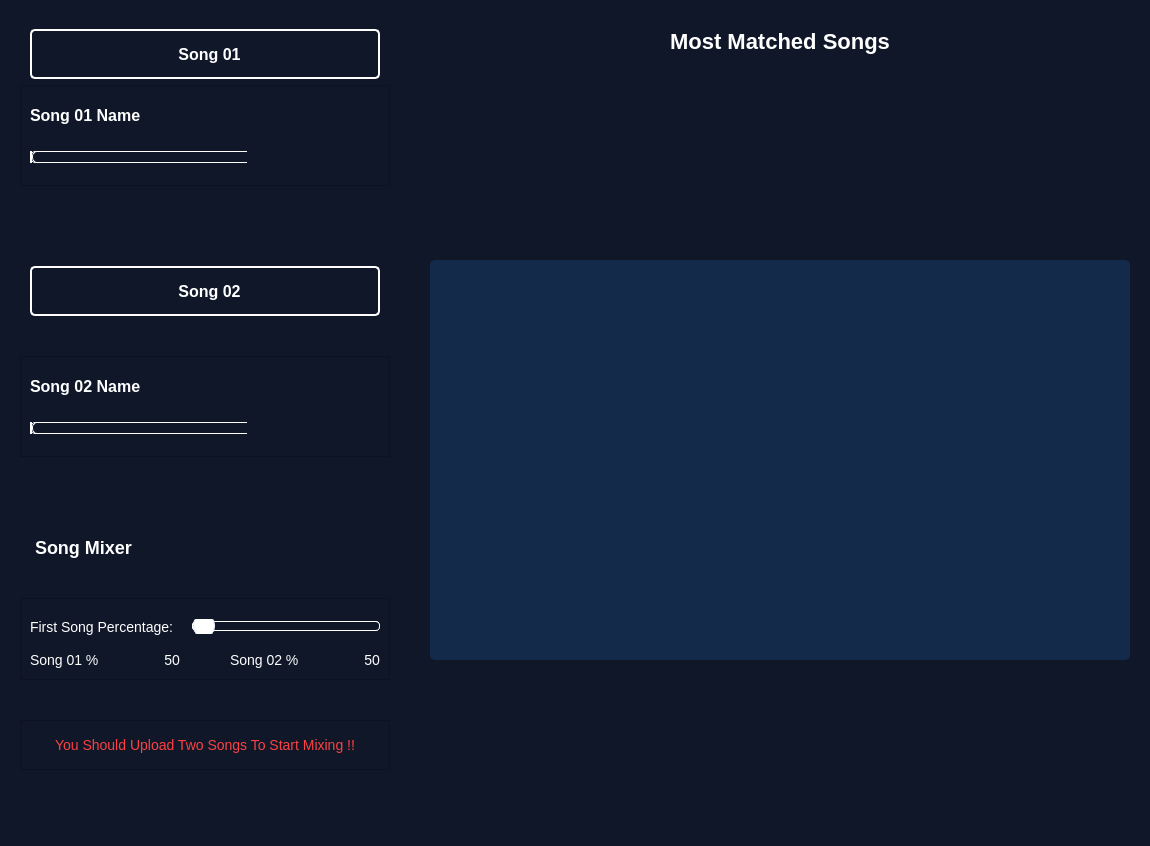
Old version of the form main.ui in the repository Mostafaali3/3azzam-Music-Fingerprints-Matching.
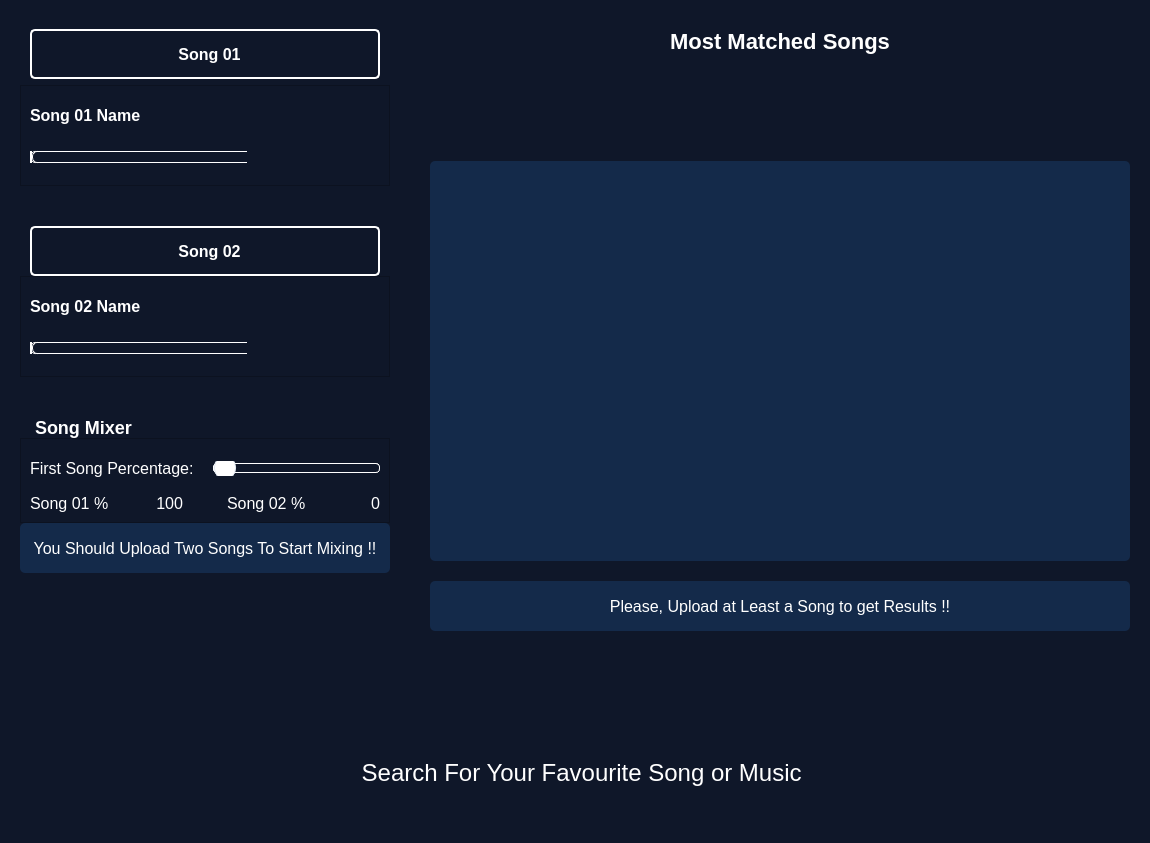
New version of the form. Icons and pictures are not drawn.

What changed in the file:
```diff
--- a/main.ui
+++ b/main.ui
@@ -6,8 +6,8 @@
    <rect>
     <x>0</x>
     <y>0</y>
-    <width>879</width>
-    <height>801</height>
+    <width>1124</width>
+    <height>843</height>
    </rect>
   </property>
   <property name="windowTitle">
@@ -113,10 +113,7 @@
 </string>
   </property>
   <widget class="QWidget" name="centralwidget">
-   <layout class="QHBoxLayout" name="horizontalLayout">
-    <property name="spacing">
-     <number>40</number>
-    </property>
+   <layout class="QGridLayout" name="gridLayout_2">
     <property name="leftMargin">
      <number>20</number>
     </property>
@@ -126,7 +123,10 @@
     <property name="bottomMargin">
      <number>20</number>
     </property>
-    <item>
+    <property name="horizontalSpacing">
+     <number>40</number>
+    </property>
+    <item row="0" column="0">
      <layout class="QVBoxLayout" name="verticalLayout">
       <item>
        <layout class="QVBoxLayout" name="verticalLayout_3">
@@ -573,6 +573,9 @@
               <layout class="QHBoxLayout" name="horizontalLayout_9">
                <item>
                 <widget class="QLabel" name="label_5">
+                 <property name="styleSheet">
+                  <string notr="true">font-size: 16px</string>
+                 </property>
                  <property name="text">
                   <string>First Song Percentage: </string>
                  </property>
@@ -593,6 +596,9 @@
                 <layout class="QHBoxLayout" name="horizontalLayout_12">
                  <item>
                   <widget class="QLabel" name="label_6">
+                   <property name="styleSheet">
+                    <string notr="true">font-size: 16px</string>
+                   </property>
                    <property name="text">
                     <string>Song 01 %</string>
                    </property>
@@ -619,8 +625,11 @@
                      <height>0</height>
                     </size>
                    </property>
+                   <property name="styleSheet">
+                    <string notr="true">font-size: 16px</string>
+                   </property>
                    <property name="text">
-                    <string>50</string>
+                    <string>100</string>
                    </property>
                    <property name="alignment">
                     <set>Qt::AlignRight|Qt::AlignTrailing|Qt::AlignVCenter</set>
@@ -646,6 +655,9 @@
                 <layout class="QHBoxLayout" name="horizontalLayout_10">
                  <item>
                   <widget class="QLabel" name="label_8">
+                   <property name="styleSheet">
+                    <string notr="true">font-size: 16px</string>
+                   </property>
                    <property name="text">
                     <string>Song 02 %</string>
                    </property>
@@ -672,8 +684,11 @@
                      <height>0</height>
                     </size>
                    </property>
+                   <property name="styleSheet">
+                    <string notr="true">font-size: 16px</string>
+                   </property>
                    <property name="text">
-                    <string>50</string>
+                    <string>0</string>
                    </property>
                    <property name="alignment">
                     <set>Qt::AlignRight|Qt::AlignTrailing|Qt::AlignVCenter</set>
@@ -702,7 +717,9 @@
              </size>
             </property>
             <property name="styleSheet">
-             <string notr="true">color: #FB4141;</string>
+             <string notr="true">color: #ffffff;
+background-color: #142A4A;
+border-radius: 5px;</string>
             </property>
             <property name="frameShape">
              <enum>QFrame::StyledPanel</enum>
@@ -714,7 +731,7 @@
              <item>
               <widget class="QLabel" name="label_4">
                <property name="styleSheet">
-                <string notr="true"/>
+                <string notr="true">font-size: 16px</string>
                </property>
                <property name="text">
                 <string>You Should Upload Two Songs To Start Mixing !!</string>
@@ -731,26 +748,6 @@
         </item>
        </layout>
       </item>
-      <item>
-       <spacer name="verticalSpacer">
-        <property name="orientation">
-         <enum>Qt::Vertical</enum>
-        </property>
-        <property name="sizeHint" stdset="0">
-         <size>
-          <width>20</width>
-          <height>40</height>
-         </size>
-        </property>
-       </spacer>
-      </item>
-      <item>
-       <widget class="QLabel" name="logoLabel">
-        <property name="text">
-         <string/>
-        </property>
-       </widget>
-      </item>
       <item>
        <spacer name="verticalSpacer_2">
         <property name="orientation">
@@ -766,8 +763,11 @@
       </item>
      </layout>
     </item>
-    <item>
+    <item row="0" column="1">
      <layout class="QVBoxLayout" name="verticalLayout_2">
+      <property name="spacing">
+       <number>20</number>
+      </property>
       <property name="topMargin">
        <number>20</number>
       </property>
@@ -833,6 +833,47 @@
         <layout class="QGridLayout" name="gridLayout"/>
        </widget>
       </item>
+      <item>
+       <widget class="QFrame" name="noMatchedFrame">
+        <property name="minimumSize">
+         <size>
+          <width>0</width>
+          <height>50</height>
+         </size>
+        </property>
+        <property name="maximumSize">
+         <size>
+          <width>16777215</width>
+          <height>50</height>
+         </size>
+        </property>
+        <property name="styleSheet">
+         <string notr="true">background-color: #142A4A;
+border-radius: 5px;</string>
+        </property>
+        <property name="frameShape">
+         <enum>QFrame::StyledPanel</enum>
+        </property>
+        <property name="frameShadow">
+         <enum>QFrame::Raised</enum>
+        </property>
+        <layout class="QHBoxLayout" name="horizontalLayout_13">
+         <item>
+          <widget class="QLabel" name="label_9">
+           <property name="styleSheet">
+            <string notr="true">font-size: 16px</string>
+           </property>
+           <property name="text">
+            <string>Please, Upload at Least a Song to get Results !!</string>
+           </property>
+           <property name="alignment">
+            <set>Qt::AlignCenter</set>
+           </property>
+          </widget>
+         </item>
+        </layout>
+       </widget>
+      </item>
       <item>
        <spacer name="verticalSpacer_4">
         <property name="orientation">
@@ -848,6 +889,56 @@
       </item>
      </layout>
     </item>
+    <item row="1" column="0" colspan="2">
+     <layout class="QHBoxLayout" name="horizontalLayout">
+      <property name="topMargin">
+       <number>20</number>
+      </property>
+      <property name="bottomMargin">
+       <number>20</number>
+      </property>
+      <item>
+       <widget class="QPushButton" name="pushButton_2">
+        <property name="minimumSize">
+         <size>
+          <width>0</width>
+          <height>60</height>
+         </size>
+        </property>
+        <property name="styleSheet">
+         <string notr="true">QPushButton {
+    background-color: #0f1729;
+    border-radius: 8px;
+    padding: 10px;
+    font-family: 'Great Vibes', cursive; /* Font with connected letters */
+    font-size: 24px; /* Bigger font size */
+    font-weight: normal; /* Most script fonts look better without bold */
+    color: #ffffff; /* Optional: White color for contrast */
+    letter-spacing: normal; /* Avoid extra spacing for connected fonts */
+}
+
+QPushButton:hover {
+    background-color: #0f1729;
+}
+</string>
+        </property>
+        <property name="text">
+         <string>  Search For Your Favourite Song or Music</string>
+        </property>
+        <property name="icon">
+         <iconset resource="icons_setup/icons.qrc">
+          <normaloff>:/icons_setup/icons/logo2.png</normaloff>:/icons_setup/icons/logo2.png</iconset>
+        </property>
+        <property name="iconSize">
+         <size>
+          <width>40</width>
+          <height>40</height>
+         </size>
+        </property>
+       </widget>
+      </item>
+     </layout>
+    </item>
    </layout>
   </widget>
  </widget>
```
